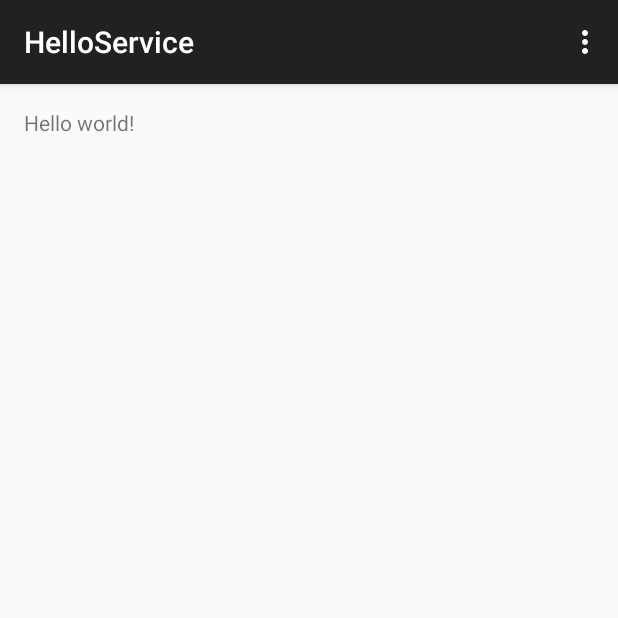
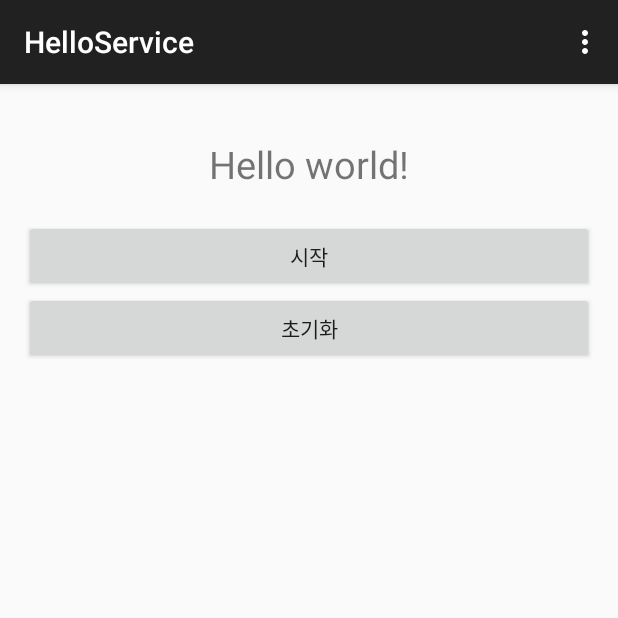
Before and after one commit to ecolo9ger/ExamRepository, an Android app: the screen it shows after launch (MainActivity), on a phone screen of 412 x 824 dp, the top half of it. Run offline under Robolectric (Android 15) with nearby library versions, the phone set to English and light mode, and no system bars.

Commit message:
기본레이아웃완성

```diff
--- a/HelloService/app/src/main/AndroidManifest.xml
+++ b/HelloService/app/src/main/AndroidManifest.xml
@@ -16,6 +16,7 @@
                 <category android:name="android.intent.category.LAUNCHER" />
             </intent-filter>
         </activity>
+        <service android:name=".TimeService" />
     </application>
 
 </manifest>
--- a/HelloService/app/src/main/java/com/example/administrator/helloservice/MainActivity.java
+++ b/HelloService/app/src/main/java/com/example/administrator/helloservice/MainActivity.java
@@ -4,6 +4,7 @@ import android.support.v7.app.ActionBarActivity;
 import android.os.Bundle;
 import android.view.Menu;
 import android.view.MenuItem;
+import android.view.View;
 
 
 public class MainActivity extends ActionBarActivity {
@@ -12,6 +13,14 @@ public class MainActivity extends ActionBarActivity {
     protected void onCreate(Bundle savedInstanceState) {
         super.onCreate(savedInstanceState);
         setContentView(R.layout.activity_main);
+    }
+
+    public void onClick_btnAction(View v){
+
+    }
+
+    public void onClick_btnFinish(View v){
+
     }
 
 
--- a/HelloService/app/src/main/res/layout/activity_main.xml
+++ b/HelloService/app/src/main/res/layout/activity_main.xml
@@ -9,8 +9,26 @@
                 tools:context=".MainActivity">
 
     <TextView
+            android:id="@+id/lblTitle"
             android:text="@string/hello_world"
+            android:textSize="25sp"
+            android:layout_margin="20dp"
+            android:layout_centerHorizontal="true"
             android:layout_width="wrap_content"
             android:layout_height="wrap_content"/>
+    <Button
+        android:id="@+id/btnAction"
+        android:text="시작"
+        android:onClick="onClick_btnAction"
+        android:layout_below="@+id/lblTitle"
+        android:layout_width="match_parent"
+        android:layout_height="wrap_content"/>
 
+    <Button
+            android:id="@+id/btnFinish"
+            android:text="초기화"
+            android:onClick="onClick_btnFinish"
+            android:layout_below="@+id/btnAction"
+            android:layout_width="match_parent"
+            android:layout_height="wrap_content"/>
 </RelativeLayout>
```
